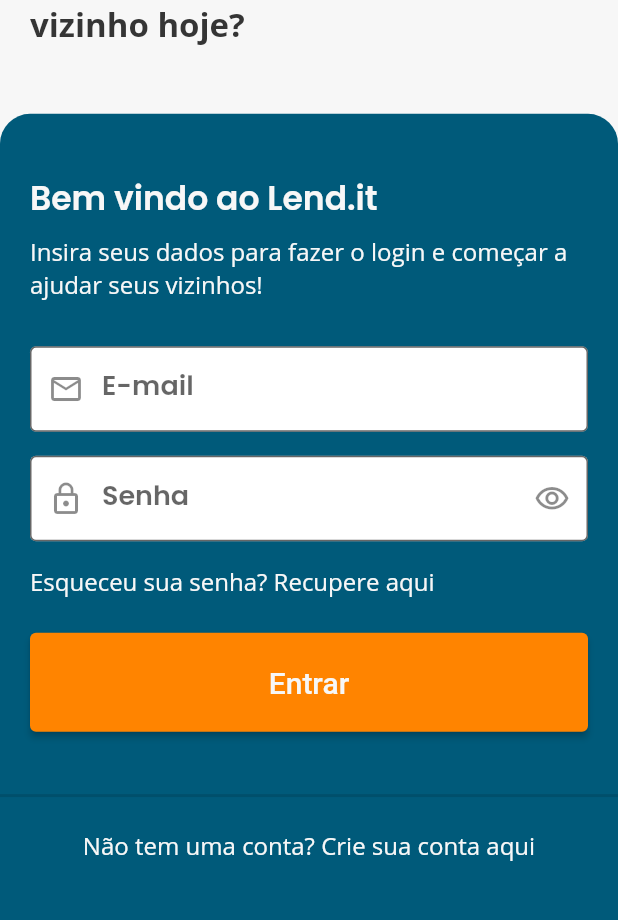
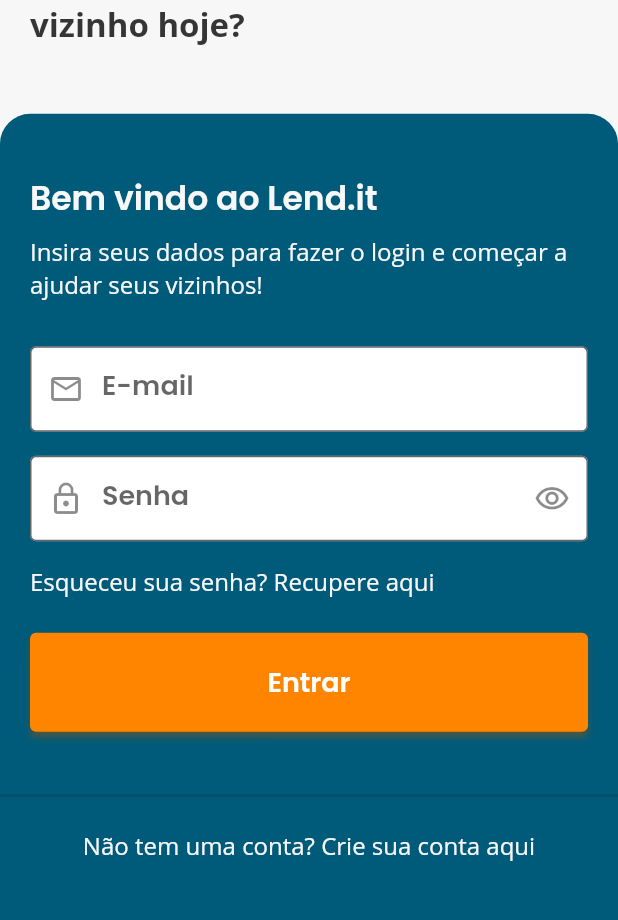
Before and after one commit to Lend-it/Front, a Flutter app: the screen it shows after launch, on a phone screen of 412 x 824 dp, the part 276-1196 px from its top. Run offline on Flutter 3.47's test engine with Material 2 defaults, Android fonts, the phone set to English and light mode, and no system bars; our stand-ins replace flushbar, flutter_svg, geolocator, google_maps_flutter, shared_preferences; missing offline and left inert: smart_select.

Commit message:
refactor: fga-eps-mds/2020.2-Lend.it#79 Add theme to the Button widget

```diff
--- a/lib/theme/theme.dart
+++ b/lib/theme/theme.dart
@@ -33,6 +33,12 @@ ThemeData _buildProjectTheme() {
         fontWeight: FontWeight.bold,
         color: darkColor,
       ),
+      button: TextStyle(
+        fontFamily: 'Poppins',
+        fontSize: 18,
+        fontWeight: FontWeight.w500,
+        color: lightColor,
+      ),
       bodyText2: TextStyle(
         fontFamily: 'OpenSans',
         fontSize: 16,
--- a/lib/widgets/button.dart
+++ b/lib/widgets/button.dart
@@ -15,31 +15,20 @@ class Button extends StatelessWidget {
   Widget build(BuildContext context) {
     return Column(
       children: [
-        SizedBox(
-          height: 8.0,
-        ),
+        SizedBox(height: 8.0),
         ConstrainedBox(
           constraints: BoxConstraints.tightFor(
             width: double.infinity,
             height: 66,
           ),
           child: ElevatedButton(
-            child: Text(
-              title,
-              style: TextStyle(
-                fontWeight: FontWeight.w500,
-                fontSize: 20,
-                color: lightColor,
-              ),
-            ),
+            child: Text(title),
             onPressed: onPressedHandler,
             style: ElevatedButton.styleFrom(
+              shadowColor: secondaryColor,
               primary: secondaryColor,
               shape: RoundedRectangleBorder(
                 borderRadius: BorderRadius.circular(4.0),
-              ),
-              textStyle: TextStyle(
-                color: secondaryColor,
               ),
             ),
           ),
```
